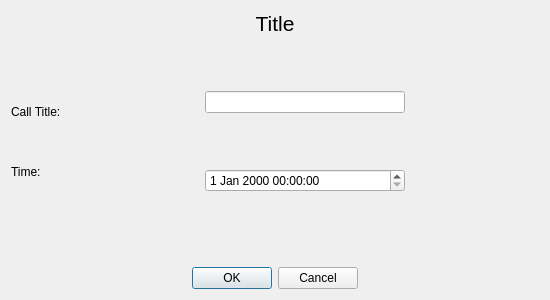
This is client/ScheduleCallDialog.ui in constantin1215/Scaip as Qt 5 draws it before an edit. The edited form follows.
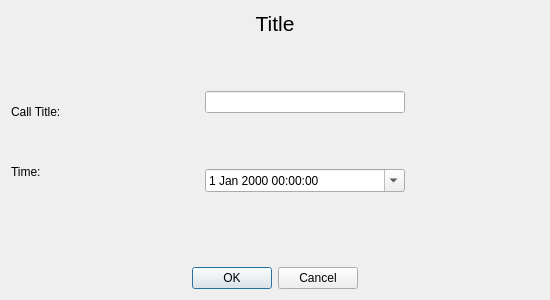
This is the edited form.

```diff
--- a/client/ScheduleCallDialog.ui
+++ b/client/ScheduleCallDialog.ui
@@ -203,6 +203,9 @@
              <height>16777215</height>
             </size>
            </property>
+           <property name="calendarPopup">
+            <bool>true</bool>
+           </property>
           </widget>
          </item>
          <item>
```
